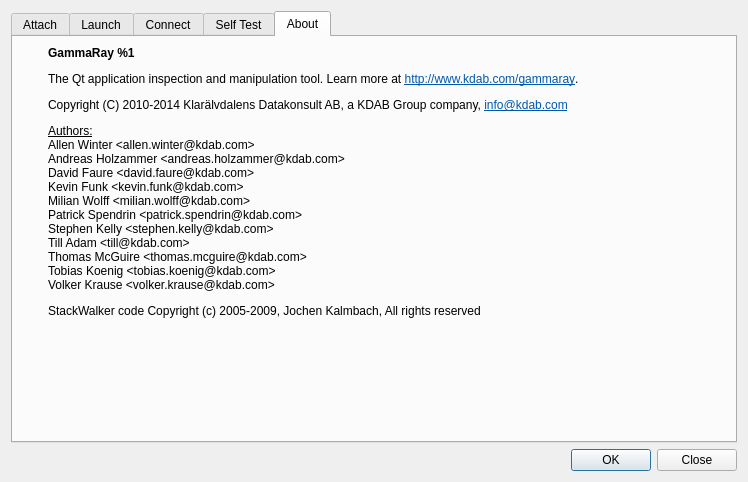
First picture: the form in launcher/ui/launcherwindow.ui, repository netrunner-debian-kde-extras/gammaray, before the edit.
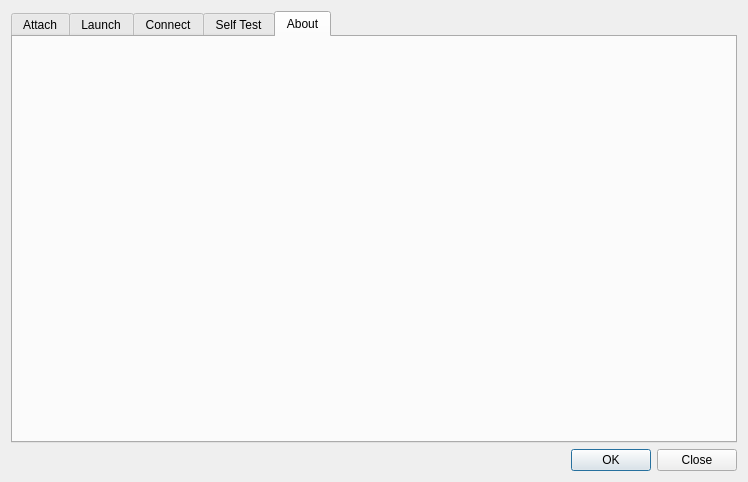
Second picture: the form after the edit. The open tabs and pages were chosen to show the change. Icons and pictures are not drawn. Custom widgets are drawn as their Qt base class.

Diff of the .ui file:
```diff
--- a/launcher/ui/launcherwindow.ui
+++ b/launcher/ui/launcherwindow.ui
@@ -90,7 +90,7 @@
           </sizepolicy>
          </property>
          <property name="text">
-          <string>&lt;html&gt;&lt;head/&gt;&lt;body&gt;&lt;p&gt;&lt;span style=&quot; font-weight:600;&quot;&gt;GammaRay %1&lt;/span&gt;&lt;/p&gt;&lt;p&gt;The Qt application inspection and manipulation tool. Learn more at &lt;a href=&quot;http://www.kdab.com/gammaray&quot;&gt;&lt;span style=&quot; text-decoration: underline; color:#0057ae;&quot;&gt;http://www.kdab.com/gammaray&lt;/span&gt;&lt;/a&gt;.&lt;/p&gt;&lt;p&gt;Copyright (C) 2010-2014 Klarälvdalens Datakonsult AB, a KDAB Group company, &lt;a href=&quot;mailto:info@kdab.com&quot;&gt;&lt;span style=&quot; text-decoration: underline; color:#0057ae;&quot;&gt;info@kdab.com&lt;/span&gt;&lt;/a&gt;&lt;/p&gt;&lt;p&gt;&lt;span style=&quot; text-decoration: underline;&quot;&gt;Authors:&lt;/span&gt;&lt;br/&gt;Allen Winter &amp;lt;allen.winter@kdab.com&amp;gt;&lt;br/&gt;Andreas Holzammer &amp;lt;andreas.holzammer@kdab.com&amp;gt;&lt;br/&gt;David Faure &amp;lt;david.faure@kdab.com&amp;gt;&lt;br/&gt;Kevin Funk &amp;lt;kevin.funk@kdab.com&amp;gt;&lt;br/&gt;Milian Wolff &amp;lt;milian.wolff@kdab.com&amp;gt;&lt;br/&gt;Patrick Spendrin &amp;lt;patrick.spendrin@kdab.com&amp;gt;&lt;br/&gt;Stephen Kelly &amp;lt;stephen.kelly@kdab.com&amp;gt;&lt;br/&gt;Till Adam &amp;lt;till@kdab.com&amp;gt;&lt;br/&gt;Thomas McGuire &amp;lt;thomas.mcguire@kdab.com&amp;gt;&lt;br/&gt;Tobias Koenig &amp;lt;tobias.koenig@kdab.com&amp;gt;&lt;br/&gt;Volker Krause &amp;lt;volker.krause@kdab.com&amp;gt;&lt;/p&gt;&lt;p&gt;StackWalker code Copyright (c) 2005-2009, Jochen Kalmbach, All rights reserved&lt;/p&gt;&lt;/body&gt;&lt;/html&gt;</string>
+          <string/>
          </property>
          <property name="alignment">
           <set>Qt::AlignLeading|Qt::AlignLeft|Qt::AlignTop</set>
```
